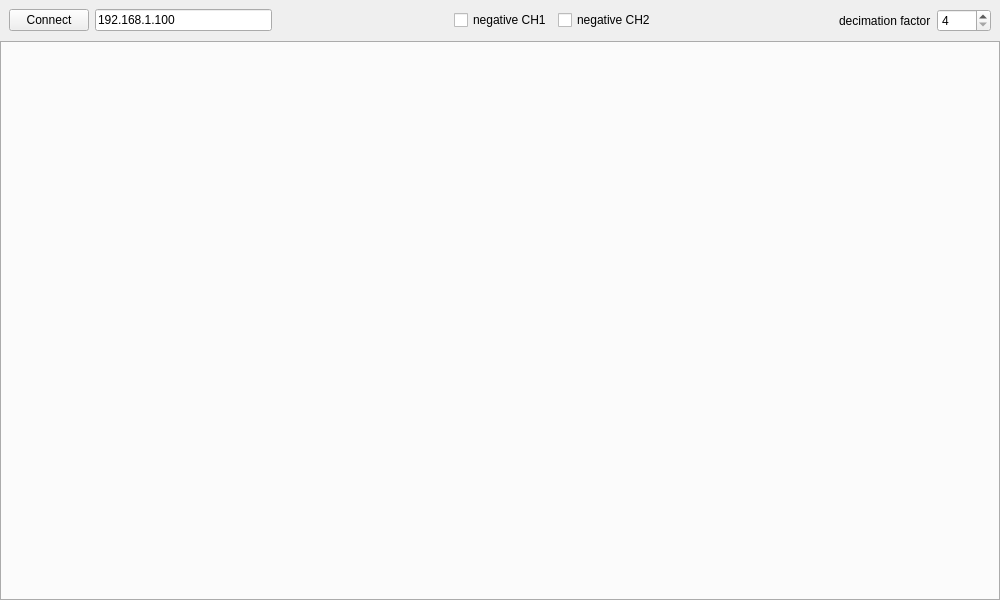
Above: projects/mcpha/client/mcpha.ui from pavel-demin/red-pitaya-notes before the change. Below: the same form after it.
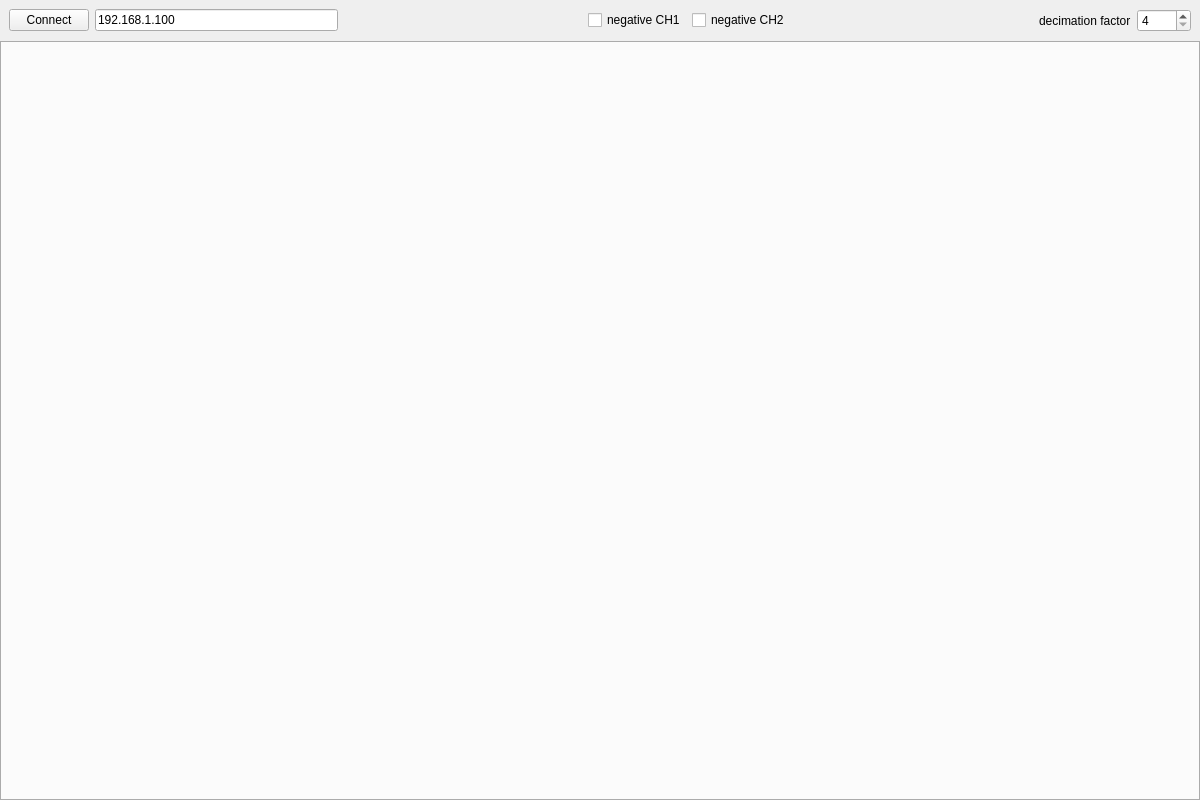
That is the form after the change.

Commit message: increase window size in mcpha.ui

```diff
--- a/projects/mcpha/client/mcpha.ui
+++ b/projects/mcpha/client/mcpha.ui
@@ -6,14 +6,14 @@
    <rect>
     <x>0</x>
     <y>0</y>
-    <width>1000</width>
-    <height>600</height>
+    <width>1200</width>
+    <height>800</height>
    </rect>
   </property>
   <property name="minimumSize">
    <size>
-    <width>1000</width>
-    <height>600</height>
+    <width>1200</width>
+    <height>800</height>
    </size>
   </property>
   <property name="windowTitle">
```
